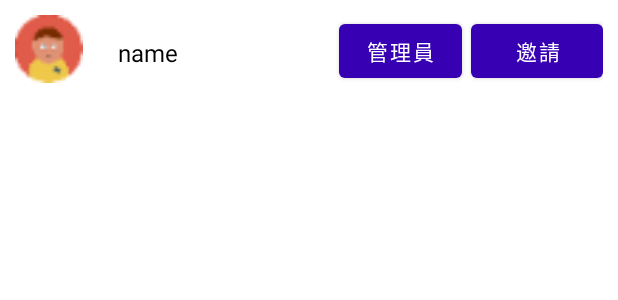
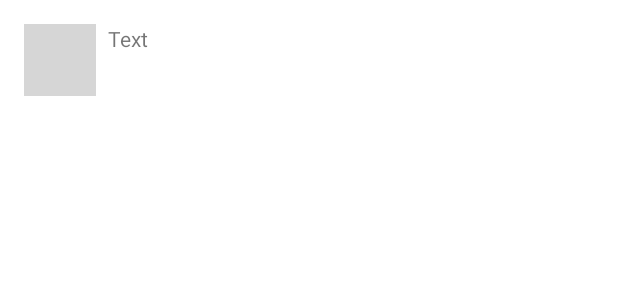
Before and after one commit to allen10690/final1, an Android app: the layout member.xml on its own in the app's theme, with its tools: preview values and no code run, on a phone screen of 412 x 824 dp. Shown: the top 300 px of the screen. Run offline under Robolectric (Android 15) with nearby library versions, the phone set to English and light mode, and no system bars; grey boxes are pictures that could not be loaded.

Commit message:
群組recyclerview, map上傳功能

```diff
--- a/app/src/main/java/com/example/final1/GroupJoinActivity.kt
+++ b/app/src/main/java/com/example/final1/GroupJoinActivity.kt
@@ -34,7 +34,7 @@ class GroupJoinActivity : AppCompatActivity() {
                 else {
                     database.child("Users").child(userid.toString()).child("userName").get().addOnSuccessListener {
                         Toast.makeText(this@GroupJoinActivity, "join group success", Toast.LENGTH_SHORT).show()
-                        database.child("Chats").child(groupid).child(userid.toString()).setValue(it.value)
+                        database.child("Chats").child(groupid).child("Useruid").child(userid.toString()).setValue(it.value)
                         database.child("Users").child(userid.toString()).child("Groups").child(groupid).setValue("True")
                         }
                 }
--- a/app/src/main/java/com/example/final1/RegisterActivity.kt
+++ b/app/src/main/java/com/example/final1/RegisterActivity.kt
@@ -18,6 +18,7 @@ class RegisterActivity : AppCompatActivity() {
     lateinit var userPassword: String
     lateinit var userName: String
     lateinit var userPhone: String
+    lateinit var currentGroup: String
     lateinit var createAccountInputsArray: Array<EditText>
     lateinit var database: DatabaseReference
 
@@ -82,7 +83,8 @@ class RegisterActivity : AppCompatActivity() {
             userPassword = passwords.text.toString().trim()
             userName = account_name.text.toString().trim()
             userPhone = phone_num.text.toString().trim()
-            val User = User(userEmail, userName, userPhone)
+            currentGroup = "not_have_yet".trim()
+            val User = User(userEmail, userName, userPhone, currentGroup)
 
             /*create a user*/
             firebaseAuth.createUserWithEmailAndPassword(userEmail, userPassword)
--- a/app/src/main/java/com/example/final1/User.kt
+++ b/app/src/main/java/com/example/final1/User.kt
@@ -1,5 +1,5 @@
 package com.example.final1
 
-data class User(val UserEmail : String? = null, val UserName : String? = null, val UserPhone : String? = null) {
+data class User(val UserEmail : String? = null, val UserName : String? = null, val UserPhone : String? = null, val currentGroup : String? = null) {
 
 }
--- a/app/src/main/res/layout/member.xml
+++ b/app/src/main/res/layout/member.xml
@@ -1,70 +1,29 @@
 <?xml version="1.0" encoding="utf-8"?>
-<RelativeLayout xmlns:android="http://schemas.android.com/apk/res/android"
-    android:id="@+id/group_member_layout"
+<androidx.constraintlayout.widget.ConstraintLayout xmlns:android="http://schemas.android.com/apk/res/android"
+    xmlns:app="http://schemas.android.com/apk/res-auto"
+    xmlns:tools="http://schemas.android.com/tools"
     android:layout_width="match_parent"
-    android:layout_height="wrap_content"
-    android:layout_margin="10dp">
+    android:layout_height="wrap_content">
 
+    <TextView
+        android:id="@+id/username"
+        android:layout_width="0dp"
+        android:layout_height="48dp"
+        android:layout_marginStart="8dp"
+        android:text="Text"
+        app:layout_constraintBottom_toBottomOf="@+id/userpic"
+        app:layout_constraintEnd_toEndOf="parent"
+        app:layout_constraintStart_toEndOf="@+id/userpic"
+        app:layout_constraintTop_toTopOf="@+id/userpic" />
 
-    <LinearLayout
-        android:layout_width="wrap_content"
-        android:layout_height="wrap_content"
-        android:orientation="vertical">
+    <ImageView
+        android:id="@+id/userpic"
+        android:layout_width="48dp"
+        android:layout_height="48dp"
+        android:layout_marginStart="16dp"
+        android:layout_marginTop="16dp"
+        app:layout_constraintStart_toStartOf="parent"
+        app:layout_constraintTop_toTopOf="parent"
+        tools:srcCompat="@tools:sample/avatars" />
 
-        <RelativeLayout
-            android:id="@+id/memberLayout"
-            android:layout_width="wrap_content"
-            android:layout_height="wrap_content">
-
-            <ImageView
-                android:id="@+id/img_member"
-                android:layout_width="45dp"
-                android:layout_height="45dp"
-                android:layout_alignParentStart="true"
-                android:src="@mipmap/iconfinder_man_196742" />
-
-            <!-- 顯示成員名字 -->
-            <TextView
-                android:id="@+id/txv_member"
-                android:layout_width="wrap_content"
-                android:layout_height="wrap_content"
-                android:layout_marginRight="6dp"
-                android:layout_toRightOf="@id/img_member"
-                android:paddingStart="23dp"
-                android:paddingTop="14dp"
-                android:paddingEnd="33dp"
-                android:paddingBottom="14dp"
-                android:text="name"
-                android:textColor="@color/black"
-                android:textSize="16sp" />
-
-            <!-- 按鈕：成為管理員 -->
-            <Button
-                android:id="@+id/button_friend_invite"
-                android:layout_width="wrap_content"
-                android:layout_height="wrap_content"
-                android:text="邀請"
-                android:layout_alignParentEnd="true"/>
-
-            <!-- 按鈕：邀請好友 -->
-            <Button
-                android:id="@+id/button_manager_invite"
-                android:layout_width="wrap_content"
-                android:layout_height="wrap_content"
-                android:layout_toLeftOf="@id/button_friend_invite"
-                android:insetRight="6dp"
-                android:text="管理員" />
-
-
-
-        </RelativeLayout>
-
-
-
-
-    </LinearLayout>
-
-
-
-
-</RelativeLayout>
+</androidx.constraintlayout.widget.ConstraintLayout>
```
Also changed, not shown: app/src/main/java/com/example/final1/GroupActivity.kt (+11 -9 lines), app/src/main/java/com/example/final1/GroupInformationActivity.kt (+49 -2 lines), app/src/main/java/com/example/final1/MapsActivity.kt (+33 -0 lines), app/src/main/res/layout/activity_group_information.xml (+8 -6 lines), app/src/main/res/layout/grouplist.xml (+4 -4 lines).
